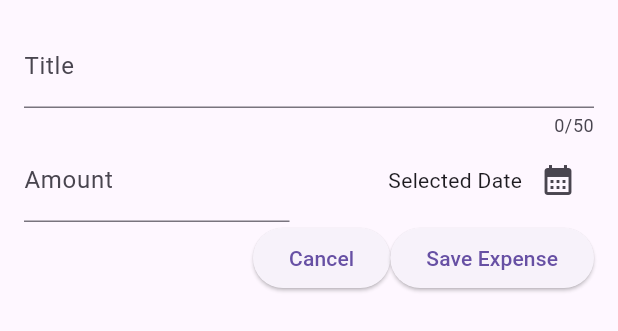
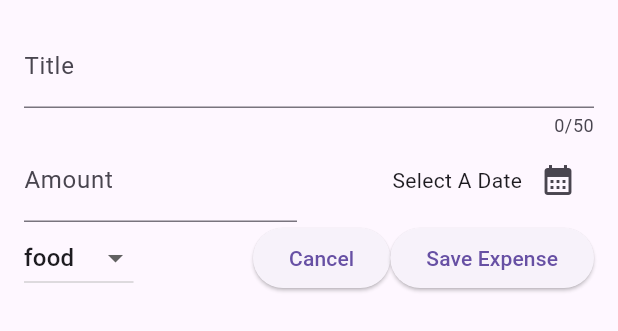
Before and after one commit to Bran108/expense_tracker, a Flutter app: the NewExpense widget shown alone on an empty page, opened directly, on a phone screen of 412 x 824 dp. Shown: the top 331 px of the screen. Run offline on Flutter 3.47's test engine with Material 3 defaults, Android fonts, the phone set to English and light mode, and no system bars.

Commit message:
finished date picker and started dropdown

```diff
--- a/lib/new_expense.dart
+++ b/lib/new_expense.dart
@@ -1,5 +1,9 @@
+import 'package:expense_tracker/models/expense.dart';
 import 'package:flutter/gestures.dart';
 import 'package:flutter/material.dart';
+import 'package:intl/intl.dart';
+
+final formatter = DateFormat.yMd();
 
 class NewExpense extends StatefulWidget{
   const NewExpense({super.key});
@@ -7,17 +11,31 @@ class NewExpense extends StatefulWidget{
   State<NewExpense> createState(){
     return _NewExpenseState();
   }
-
 }
 
 class _NewExpenseState extends State<NewExpense> {
   final _titleController = TextEditingController();
   final _amountController = TextEditingController();
+  DateTime? _selectedDate;
   @override
   void dispose(){
     _titleController.dispose();
     _amountController.dispose();
     super.dispose();
+  }
+
+  void _presentDatePicker() async{
+    final now = DateTime.now();
+    final firstDate = DateTime(now.year - 1, now.month, now.day);
+    final pickedDate = await showDatePicker(
+      context: context,
+      initialDate: now,
+      firstDate: firstDate,
+      lastDate: now,
+      );
+      setState((){
+        _selectedDate = pickedDate;
+      });
   }
 
 @override
@@ -44,24 +62,34 @@ Widget build(BuildContext context) {
             ),
           ),
               ),
-              const SizedBox(width:26),
+              const SizedBox(width:16),
               Expanded(
                 child: Row(
                   mainAxisAlignment: MainAxisAlignment.end,
                   crossAxisAlignment: CrossAxisAlignment.center,
                   children: [
-                    Text("Selected Date"),
+                    Text(
+                    _selectedDate == null
+                      ? 'Select A Date'
+                      : formatter.format(_selectedDate!),
+                    ),
                     IconButton(
-                      onPressed: (){},
+                      onPressed: _presentDatePicker,
                      icon: const Icon(Icons.calendar_month),
-              ),
-              ],
-              ),
+                    ),
+                  ],
+                ),
               ),
             ],
           ),
           Row(
             children: [
+              DropdownButton(
+                items: Category.values.map(
+                (category) => DropdownMenuItem(
+                  child: Text(category.name.toString(),),),).toList(),
+              onChanged: (value){},
+            ),
             Spacer(),
             ElevatedButton(onPressed:() {
               Navigator.pop(context);
```
